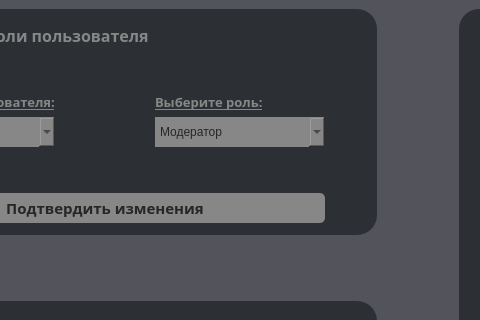
Proto999/authgui, file adminpanel2.ui: the form before one commit; both pictures show x 253 to 733 and y 0 to 320 of the 1125 by 850 pixel window.
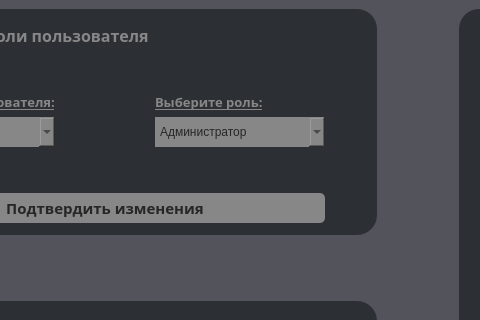
The form after the commit.

Patch:
```diff
--- a/adminpanel2.ui
+++ b/adminpanel2.ui
@@ -48,6 +48,11 @@
 color: rgb(38, 38, 38);
 font: 700 10pt &quot;gg sans&quot;;</string>
          </property>
+         <item>
+          <property name="text">
+           <string>Администратор</string>
+          </property>
+         </item>
          <item>
           <property name="text">
            <string>Модератор</string>
```
